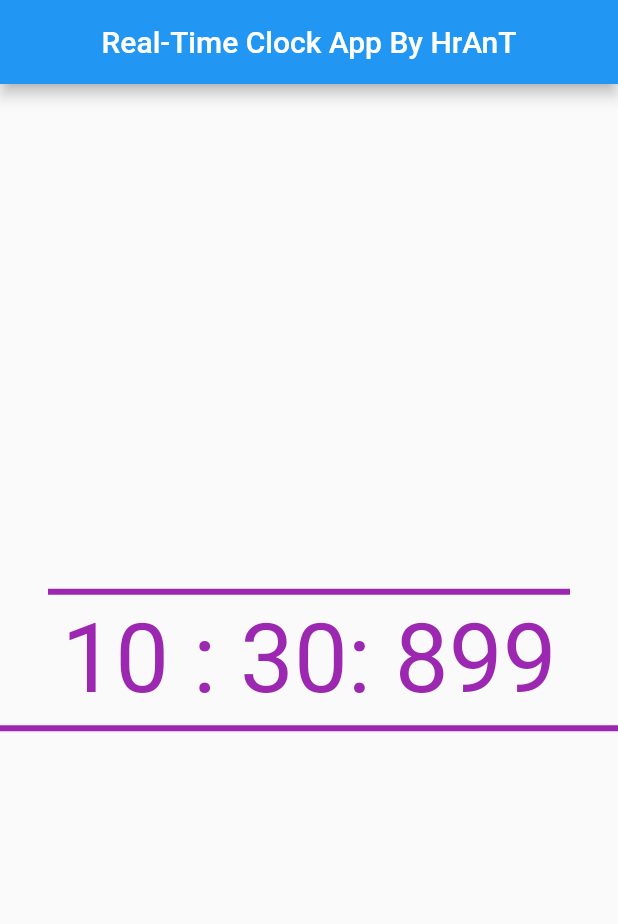
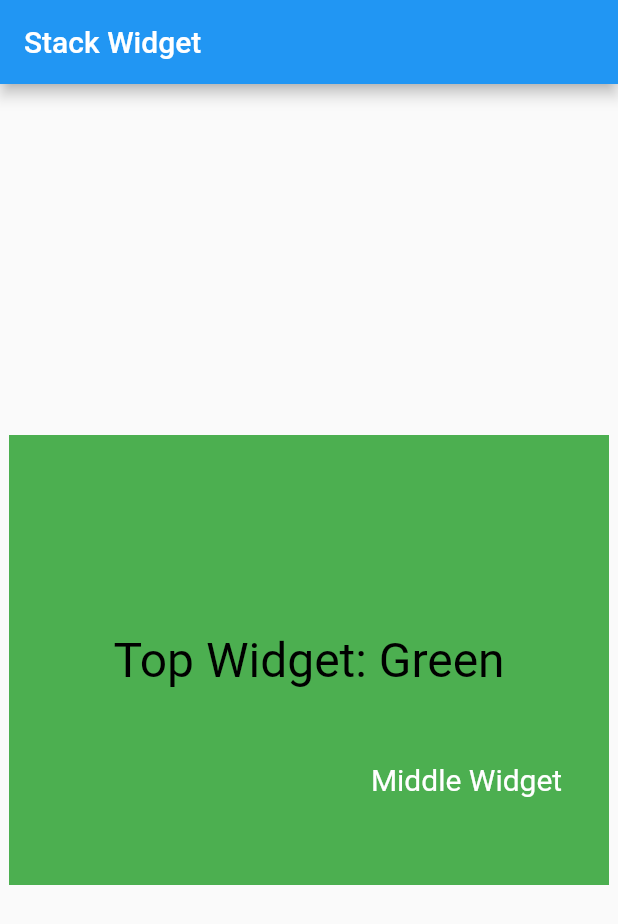
Before and after one commit to Karapetyan011/flutter_2_group, a Flutter app: the screen it shows after launch, on a phone screen of 412 x 824 dp. Shown: the top 924 px of the screen. Run offline on Flutter 3.47's test engine with Material 2 defaults, Android fonts, the phone set to English and light mode, and no system bars; our stand-ins replace audioplayers, shared_preferences, webview_flutter.

Commit message:
have been created grid view and stack widgets

```diff
--- a/lib/main.dart
+++ b/lib/main.dart
@@ -1,7 +1,10 @@
 /// Created by HrAnT
+import 'package:flutter/foundation.dart';
 import 'package:flutter/material.dart';
-import 'package:flutter_test_group_2/screens/stream_builder/stream_builder.dart';
-import 'package:flutter_test_group_2/screens/stream_builder/stream_builder_real_time_clock.dart';
+import 'package:flutter_test_group_2/screens/grid_view_screen/grid_view_builder.dart';
+import 'package:flutter_test_group_2/screens/grid_view_screen/grid_view_count/grid_view_count.dart';
+import 'package:flutter_test_group_2/screens/grid_view_screen/grid_view_extent.dart';
+import 'package:flutter_test_group_2/screens/stack_screen/stack_page.dart';
 import 'package:flutter_test_group_2/utils/my_flutter_app_icons.dart';
 
 import 'widgets/my_custom_input.dart';
@@ -28,7 +31,11 @@ class MyApp extends StatelessWidget {
       // home: PianoApp(),
       // home: SWPage(),
       // home:FlutterStreamBuilder()
-      home: StreamBuilderRealTimeClock(),
+      //home: StreamBuilderRealTimeClock(),
+      // home: GridViewCount(),
+       home:StackPage(),
+      // home: GridViewBuilder(),
+      // home: GridViewExtent(),
     );
   }
 }
@@ -145,7 +152,9 @@ class MyCustomApp extends StatelessWidget {
                           actions: <Widget>[
                             TextButton(
                               onPressed: () {
-                                print('hello world');
+                                if (kDebugMode) {
+                                  print('hello world');
+                                }
                               },
                               child: const Text(
                                 'Ok',
--- /dev/null
+++ b/lib/screens/stack_screen/stack_page.dart
@@ -0,0 +1,78 @@
+import 'package:flutter/material.dart';
+
+class StackPage extends StatelessWidget {
+  const StackPage({Key? key}) : super(key: key);
+
+  @override
+  Widget build(BuildContext context) {
+    return Scaffold(
+      appBar: AppBar(
+        title: const Text("Stack Widget"),
+      ),
+      body: Center(
+        child: Stack(
+          // fit: StackFit.passthrough,
+          children: <Widget>[
+            Container(
+              height: 300,
+              width: 400,
+              color: Colors.green,
+              child: Center(
+                child: Column(
+                  mainAxisAlignment: MainAxisAlignment.center,
+                  crossAxisAlignment: CrossAxisAlignment.center,
+                  children: const [
+                    Visibility(
+                      visible: false,
+                      child: Text(
+                        'Top Widget: Green',
+                        style: TextStyle(color: Colors.white, fontSize: 32.0),
+                      ),
+                    ),
+                    Text(
+                      'Top Widget: Green',
+                      style: TextStyle(color: Colors.black, fontSize: 32),
+                    ),
+                  ],
+                ),
+              ),
+            ),
+            Positioned(
+              bottom: 20,
+              right: 20,
+              child: Container(
+                height: 100,
+                width: 150,
+                color: Colors.transparent,
+                child: const Center(
+                  child: Text(
+                    'Middle Widget',
+                    style: TextStyle(color: Colors.white, fontSize: 20),
+                  ),
+                ),
+              ),
+            ),
+            Visibility(
+              visible: false,
+              child: Positioned(
+                top: 20,
+                left: 20,
+                child: Container(
+                  height: 100,
+                  width: 150,
+                  color: Colors.orange,
+                  child: const Center(
+                    child: Text(
+                      'Bottom Widget',
+                      style: TextStyle(color: Colors.white, fontSize: 20),
+                    ),
+                  ),
+                ),
+              ),
+            ),
+          ],
+        ),
+      ),
+    );
+  }
+}
```
Also changed, not shown: lib/constants/constants.dart (added, +14 -0 lines), lib/screens/grid_view_screen/grid_view_builder.dart (added, +36 -0 lines), lib/screens/grid_view_screen/grid_view_count/grid_view_count.dart (added, +36 -0 lines), lib/screens/grid_view_screen/grid_view_count/my_custom_list.dart (added, +8 -0 lines), lib/screens/grid_view_screen/grid_view_count/widgets/select_card.dart (added, +35 -0 lines), lib/screens/grid_view_screen/grid_view_extent.dart (added, +77 -0 lines), pubspec.lock, 74 other files.
